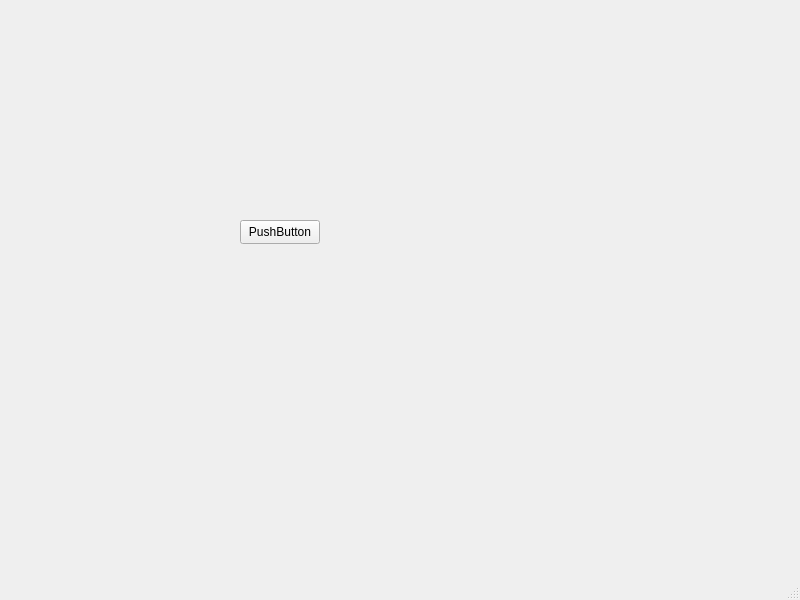
Old version of the form 7th-semester/systems-programming/1st-lab/src/ApplicationUi.ui in the repository theseChains/uni-assignments.
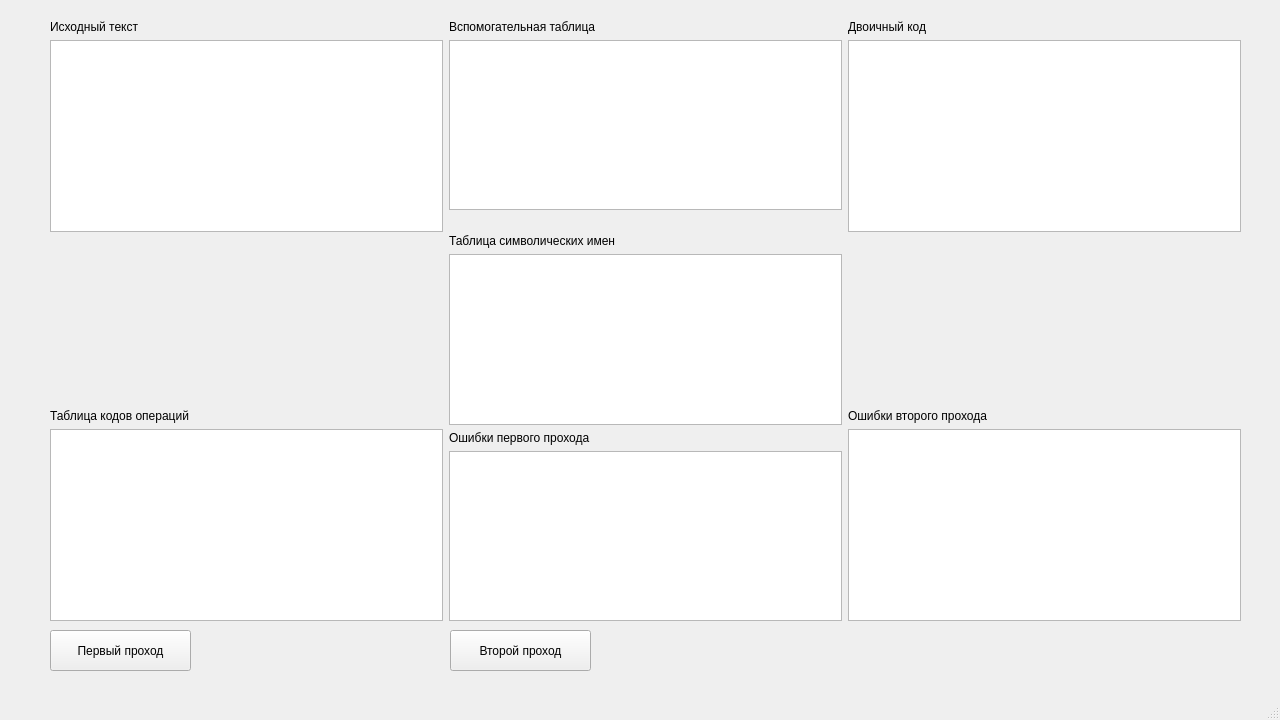
New version of the form.

Patch:
```diff
--- a/7th-semester/systems-programming/1st-lab/src/ApplicationUi.ui
+++ b/7th-semester/systems-programming/1st-lab/src/ApplicationUi.ui
@@ -6,25 +6,171 @@
    <rect>
     <x>0</x>
     <y>0</y>
-    <width>800</width>
-    <height>600</height>
+    <width>1280</width>
+    <height>720</height>
    </rect>
   </property>
   <property name="windowTitle">
    <string>MainWindow</string>
   </property>
   <widget class="QWidget" name="centralwidget">
+   <widget class="QWidget" name="horizontalLayoutWidget">
+    <property name="geometry">
+     <rect>
+      <x>50</x>
+      <y>20</y>
+      <width>1191</width>
+      <height>601</height>
+     </rect>
+    </property>
+    <layout class="QHBoxLayout" name="horizontalLayout">
+     <item>
+      <layout class="QVBoxLayout" name="verticalLayout">
+       <item>
+        <widget class="QLabel" name="label">
+         <property name="text">
+          <string>Исходный текст</string>
+         </property>
+        </widget>
+       </item>
+       <item>
+        <widget class="QTableWidget" name="tableWidget"/>
+       </item>
+       <item>
+        <spacer name="verticalSpacer">
+         <property name="orientation">
+          <enum>Qt::Vertical</enum>
+         </property>
+         <property name="sizeHint" stdset="0">
+          <size>
+           <width>20</width>
+           <height>40</height>
+          </size>
+         </property>
+        </spacer>
+       </item>
+       <item>
+        <widget class="QLabel" name="label_2">
+         <property name="text">
+          <string>Таблица кодов операций</string>
+         </property>
+        </widget>
+       </item>
+       <item>
+        <widget class="QTableWidget" name="tableWidget_2"/>
+       </item>
+      </layout>
+     </item>
+     <item>
+      <layout class="QVBoxLayout" name="verticalLayout_2">
+       <item>
+        <widget class="QLabel" name="label_3">
+         <property name="text">
+          <string>Вспомогательная таблица</string>
+         </property>
+        </widget>
+       </item>
+       <item>
+        <widget class="QTableWidget" name="tableWidget_3"/>
+       </item>
+       <item>
+        <spacer name="verticalSpacer_2">
+         <property name="orientation">
+          <enum>Qt::Vertical</enum>
+         </property>
+         <property name="sizeHint" stdset="0">
+          <size>
+           <width>20</width>
+           <height>40</height>
+          </size>
+         </property>
+        </spacer>
+       </item>
+       <item>
+        <widget class="QLabel" name="label_4">
+         <property name="text">
+          <string>Таблица символических имен</string>
+         </property>
+        </widget>
+       </item>
+       <item>
+        <widget class="QTableWidget" name="tableWidget_4"/>
+       </item>
+       <item>
+        <widget class="QLabel" name="label_5">
+         <property name="text">
+          <string>Ошибки первого прохода</string>
+         </property>
+        </widget>
+       </item>
+       <item>
+        <widget class="QTableWidget" name="tableWidget_5"/>
+       </item>
+      </layout>
+     </item>
+     <item>
+      <layout class="QVBoxLayout" name="verticalLayout_3">
+       <item>
+        <widget class="QLabel" name="label_6">
+         <property name="text">
+          <string>Двоичный код</string>
+         </property>
+        </widget>
+       </item>
+       <item>
+        <widget class="QTableWidget" name="tableWidget_6"/>
+       </item>
+       <item>
+        <spacer name="verticalSpacer_3">
+         <property name="orientation">
+          <enum>Qt::Vertical</enum>
+         </property>
+         <property name="sizeHint" stdset="0">
+          <size>
+           <width>20</width>
+           <height>40</height>
+          </size>
+         </property>
+        </spacer>
+       </item>
+       <item>
+        <widget class="QLabel" name="label_8">
+         <property name="text">
+          <string>Ошибки второго прохода</string>
+         </property>
+        </widget>
+       </item>
+       <item>
+        <widget class="QTableWidget" name="tableWidget_8"/>
+       </item>
+      </layout>
+     </item>
+    </layout>
+   </widget>
    <widget class="QPushButton" name="pushButton">
     <property name="geometry">
      <rect>
-      <x>240</x>
-      <y>220</y>
-      <width>80</width>
-      <height>24</height>
+      <x>50</x>
+      <y>630</y>
+      <width>141</width>
+      <height>41</height>
      </rect>
     </property>
     <property name="text">
-     <string>PushButton</string>
+     <string>Первый проход</string>
+    </property>
+   </widget>
+   <widget class="QPushButton" name="pushButton_2">
+    <property name="geometry">
+     <rect>
+      <x>450</x>
+      <y>630</y>
+      <width>141</width>
+      <height>41</height>
+     </rect>
+    </property>
+    <property name="text">
+     <string>Второй проход</string>
     </property>
    </widget>
   </widget>
```
Left out of the diff: 2 changed lines with no effect on the pictures.
